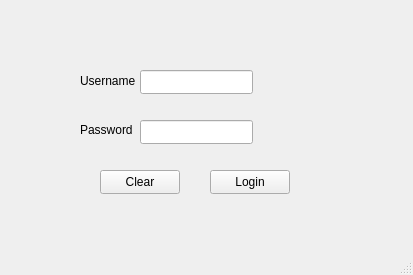
The window that CS1CGroupProject/login.ui (IamFyrus/CS1C) describes before a commit, drawn with Qt 5.
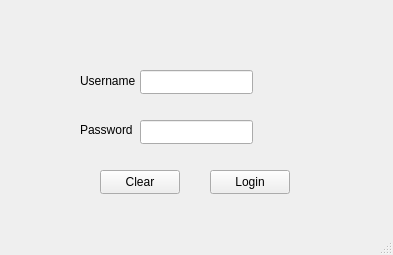
The same window after the commit.

Commit message: basic manager window

Patch:
```diff
--- a/CS1CGroupProject/login.ui
+++ b/CS1CGroupProject/login.ui
@@ -6,10 +6,16 @@
    <rect>
     <x>0</x>
     <y>0</y>
-    <width>413</width>
-    <height>275</height>
+    <width>393</width>
+    <height>255</height>
    </rect>
   </property>
+  <property name="maximumSize">
+   <size>
+    <width>400</width>
+    <height>400</height>
+   </size>
+  </property>
   <property name="windowTitle">
    <string>MainWindow</string>
   </property>
```
Left out of the diff: 4 changed lines with no effect on the pictures. The commit also changes 4 other files.
